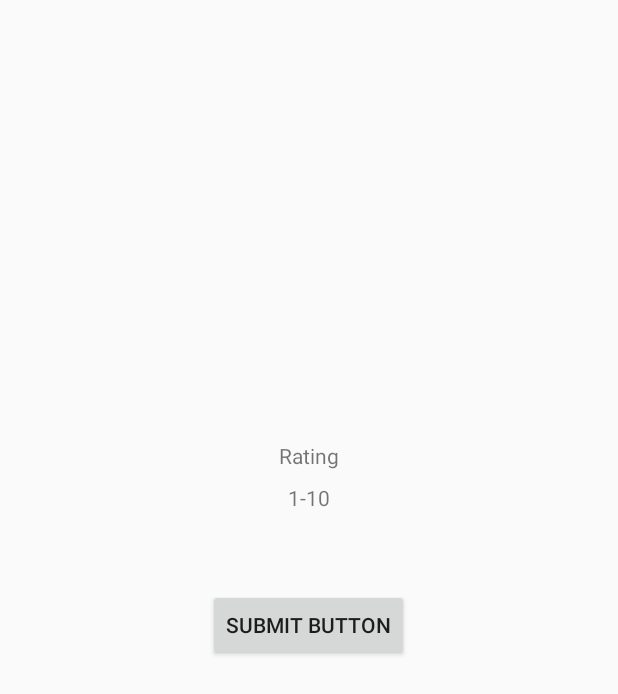
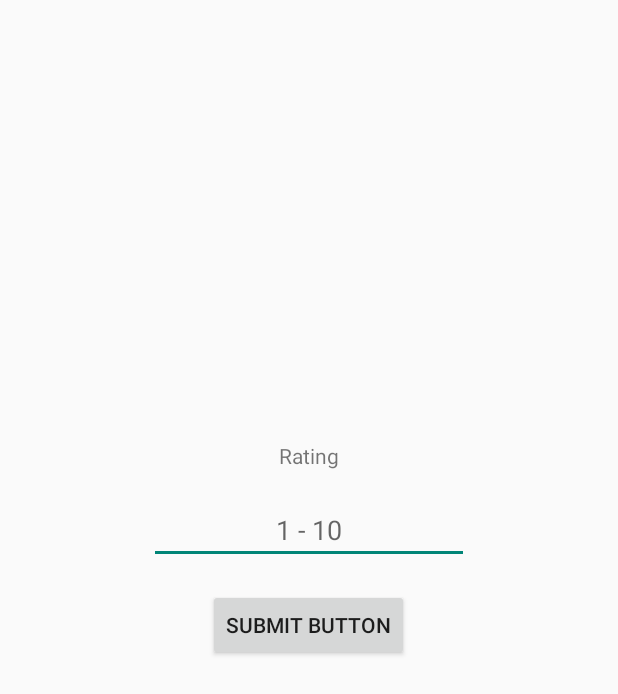
Before and after one commit to jaggrh95/DIGITAL-ECONOMY, an Android app: the RatingActivity screen opened directly, with no data from a screen before it, on a phone screen of 412 x 824 dp. Shown: the top 694 px of the screen. Run offline under Robolectric (Android 15) with nearby library versions, the phone set to English and light mode, and no system bars; 2 statements that could not run were skipped.

Commit message:
EditText + database save

```diff
--- a/app/src/main/AndroidManifest.xml
+++ b/app/src/main/AndroidManifest.xml
@@ -3,6 +3,7 @@
     package="com.example.myapplication">
     <uses-permission android:name="android.permission.ACCESS_COARSE_LOCATION" />
     <uses-permission android:name="android.permission.ACCESS_FINE_LOCATION" />
+
 
 
     <application
@@ -29,6 +30,9 @@
         <meta-data
             android:name="com.google.android.geo.API_KEY"
             android:value="@string/google_maps_key" />
+        <uses-library
+            android:name="org.apache.http.legacy"
+            android:required="false" />
     </application>
 
 </manifest>
--- a/app/src/main/java/com/example/myapplication/BlueServer.java
+++ b/app/src/main/java/com/example/myapplication/BlueServer.java
@@ -22,6 +22,7 @@ public class BlueServer extends Service  {
 
     public Activity myAct;
     public LatLng Coordin;
+    public int Rating;
 
 
 
--- a/app/src/main/java/com/example/myapplication/RatingActivity.java
+++ b/app/src/main/java/com/example/myapplication/RatingActivity.java
@@ -1,13 +1,25 @@
 package com.example.myapplication;
 
+import android.content.ComponentName;
 import android.content.DialogInterface;
+import android.content.Intent;
+import android.content.ServiceConnection;
+import android.os.IBinder;
 import android.support.v7.app.AppCompatActivity;
 import android.os.Bundle;
 import android.view.View;
 import android.widget.Button;
 import android.widget.TextView;
+import android.widget.Toast;
+
+import com.google.android.gms.maps.model.LatLng;
 
 public class RatingActivity extends AppCompatActivity {
+
+    LatLng coordin;
+    boolean mBounded;
+    BlueServer myServer;
+    int Rating;
 
     @Override
     protected void onCreate(Bundle savedInstanceState) {
@@ -21,7 +33,45 @@ public class RatingActivity extends AppCompatActivity {
             @Override
             public void onClick(View v) {
                 int rating = Integer.parseInt(txtRating.getText().toString());
+                if (rating < 0 || rating > 10){
+                    Toast.makeText(getApplicationContext(), "Rating has to be between 1 and 10", Toast.LENGTH_SHORT).show();
+                } else {
+                    Rating = rating;
+                }
             }
         });
     }
+    @Override
+    protected void onStart() {
+        super.onStart();
+
+        Intent mIntent = new Intent(this, BlueServer.class);
+        bindService(mIntent, mConnection, BIND_AUTO_CREATE);
+    };
+
+    ServiceConnection mConnection = new ServiceConnection() {
+        @Override
+        public void onServiceDisconnected(ComponentName name) {
+            mBounded = false;
+            myServer = null;
+        }
+
+        @Override
+        public void onServiceConnected(ComponentName name, IBinder service) {
+            mBounded = true;
+            BlueServer.LocalBinder mLocalBinder = (BlueServer.LocalBinder)service;
+            myServer = mLocalBinder.getServerInstance();
+            myServer.Rating = Rating;
+
+        }
+    };
+
+    @Override
+    protected void onDestroy() {
+        super.onDestroy();
+        if(mBounded) {
+            unbindService(mConnection);
+            mBounded = false;
+        }
+    };
 }
--- a/app/src/main/res/layout/activity_rating.xml
+++ b/app/src/main/res/layout/activity_rating.xml
@@ -41,19 +41,22 @@
         app:layout_constraintTop_toTopOf="parent"
         app:layout_constraintVertical_bias="0.363" />
 
-    <TextView
+    <EditText
         android:id="@+id/txtRating"
         android:layout_width="wrap_content"
         android:layout_height="wrap_content"
         android:layout_marginStart="8dp"
         android:layout_marginLeft="8dp"
+        android:layout_marginTop="8dp"
         android:layout_marginEnd="8dp"
         android:layout_marginRight="8dp"
         android:layout_marginBottom="8dp"
-        android:text="1-10"
+        android:ems="10"
+        android:inputType="number"
+        android:hint="1 - 10"
         app:layout_constraintBottom_toTopOf="@+id/btnSubmit"
         app:layout_constraintEnd_toEndOf="parent"
         app:layout_constraintStart_toStartOf="parent"
         app:layout_constraintTop_toBottomOf="@+id/textRatingTitle"
-        app:layout_constraintVertical_bias="0.169" />
+        android:gravity="center"/>
 </android.support.constraint.ConstraintLayout>
```
